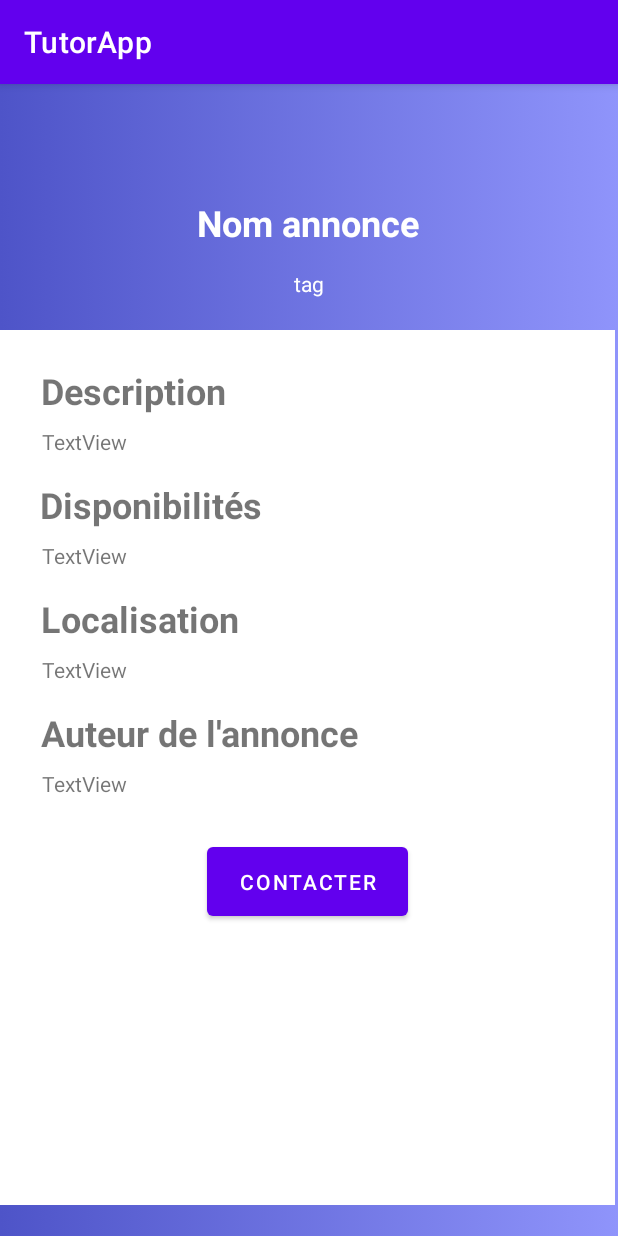
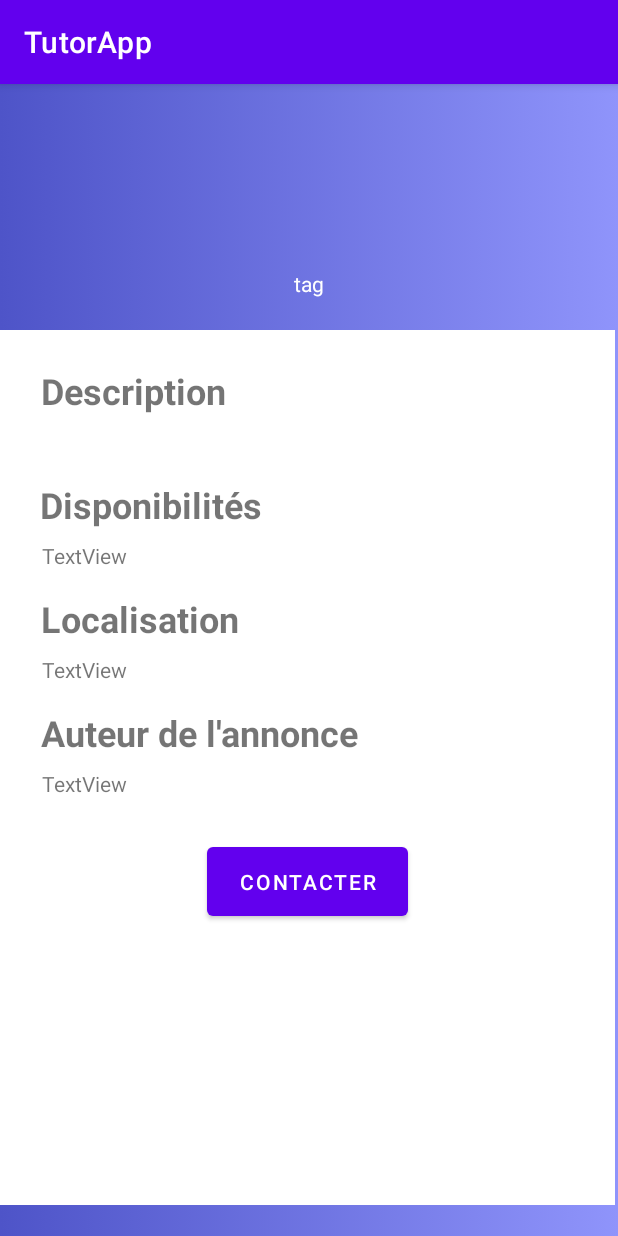
Before and after one commit to toma-demagn/Incoming, an Android app: the ShowAd screen opened directly, with no data from a screen before it, on a phone screen of 412 x 824 dp. Run offline under Robolectric (Android 15) with nearby library versions, the phone set to English and light mode, and no system bars; network calls fail.

Commit message:
Ecran d'accueil relié à showAdd

```diff
--- a/app/src/main/java/com/example/tutorapp/ShowAd.kt
+++ b/app/src/main/java/com/example/tutorapp/ShowAd.kt
@@ -2,10 +2,22 @@ package com.example.tutorapp
 
 import androidx.appcompat.app.AppCompatActivity
 import android.os.Bundle
+import android.widget.Toast
+import kotlinx.android.synthetic.main.activity_show_ad.*
 
 class ShowAd : AppCompatActivity() {
     override fun onCreate(savedInstanceState: Bundle?) {
         super.onCreate(savedInstanceState)
         setContentView(R.layout.activity_show_ad)
+        val bundle = intent.extras
+        val name = bundle?.getString("name")
+        val desc = bundle?.getString("desc")
+        val pic = bundle?.getInt("pic")
+        Toast.makeText(this, name + " " + desc + " "+pic, Toast.LENGTH_LONG).show()
+        textView9.setText(name)
+        descriptionText.setText(desc)
+        if (pic != null) {
+            imageView.setImageResource(pic)
+        };
     }
 }
```
Also changed, not shown: app/src/main/java/com/example/tutorapp/HomeFragment.kt (+12 -1 lines), app/src/main/res/layout/model.xml (+5 -3 lines).
